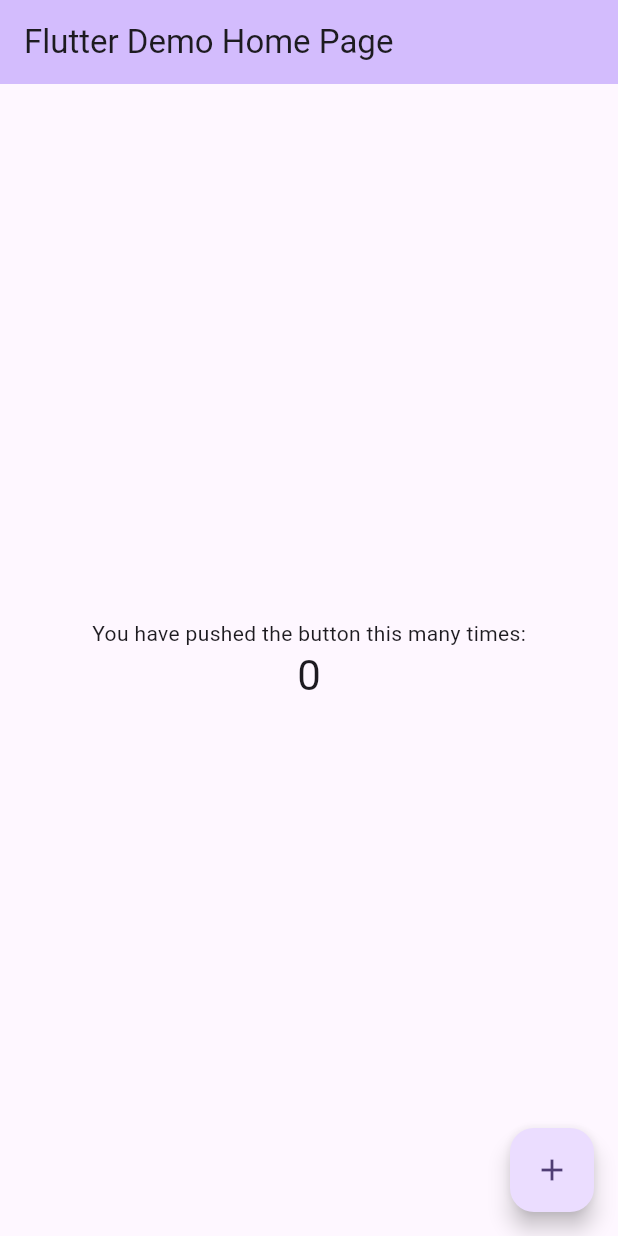
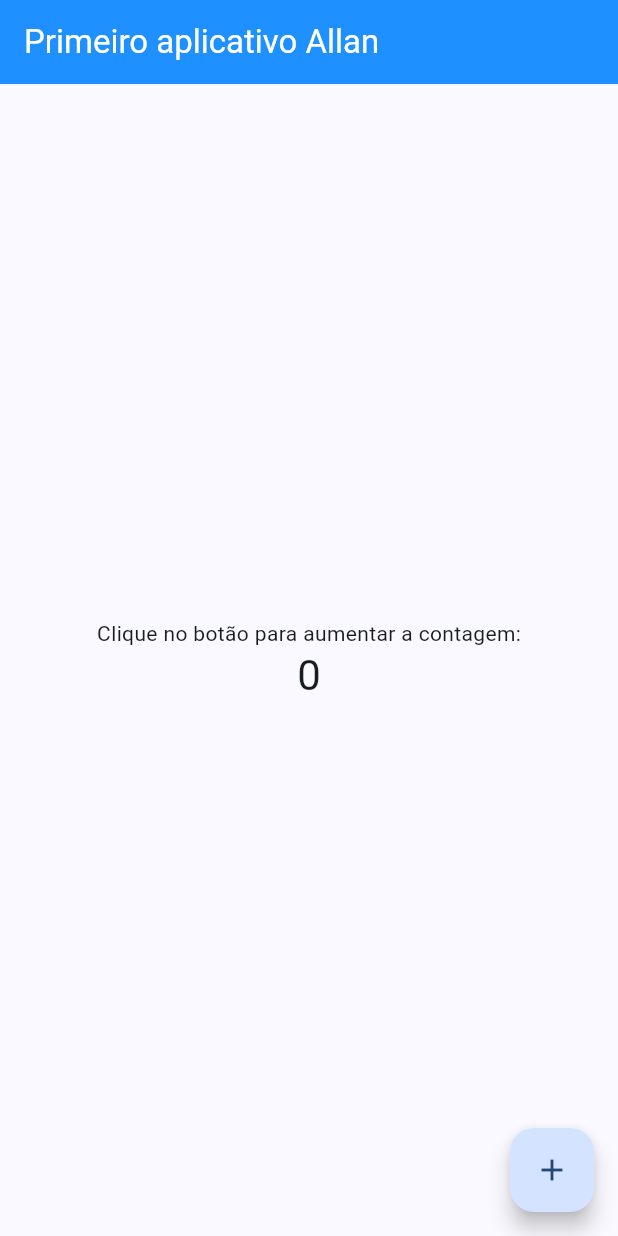
Before and after one commit to Yures1lva/app_loop, a Flutter app: the screen it shows after launch, on a phone screen of 412 x 824 dp. Run offline on Flutter 3.47's test engine with Material 3 defaults, Android fonts, the phone set to English and light mode, and no system bars.

Commit message:
up: aprendendo flutter

```diff
--- a/lib/main.dart
+++ b/lib/main.dart
@@ -10,11 +10,12 @@ class MyApp extends StatelessWidget {
   @override
   Widget build(BuildContext context) {
     return MaterialApp(
-      title: 'Flutter Demo',
+      title: 'App Loop',
       theme: ThemeData(
-        colorScheme: ColorScheme.fromSeed(seedColor: Colors.deepPurple),
+        colorScheme: ColorScheme.fromSeed(seedColor: Color(0xff1E90FF)),
+        primaryColor: Color(0xff1E90FF),
       ),
-      home: const MyHomePage(title: 'Flutter Demo Home Page'),
+      home: const MyHomePage(title: 'Primeiro aplicativo Allan'),
     );
   }
 }
@@ -41,15 +42,15 @@ class _MyHomePageState extends State<MyHomePage> {
   Widget build(BuildContext context) {
     return Scaffold(
       appBar: AppBar(
-        backgroundColor: Theme.of(context).colorScheme.inversePrimary,
+        backgroundColor: Color(0xff1E90FF),
 
-        title: Text(widget.title),
+        title: Text(widget.title, style: TextStyle(color: Colors.white)),
       ),
       body: Center(
         child: Column(
           mainAxisAlignment: MainAxisAlignment.center,
           children: <Widget>[
-            const Text('You have pushed the button this many times:'),
+            const Text('Clique no botão para aumentar a contagem:'),
             Text(
               '$_counter',
               style: Theme.of(context).textTheme.headlineMedium,
@@ -59,7 +60,7 @@ class _MyHomePageState extends State<MyHomePage> {
       ),
       floatingActionButton: FloatingActionButton(
         onPressed: _incrementCounter,
-        tooltip: 'Increment',
+        tooltip: 'Incrementa',
         child: const Icon(Icons.add),
       ),
     );
```
